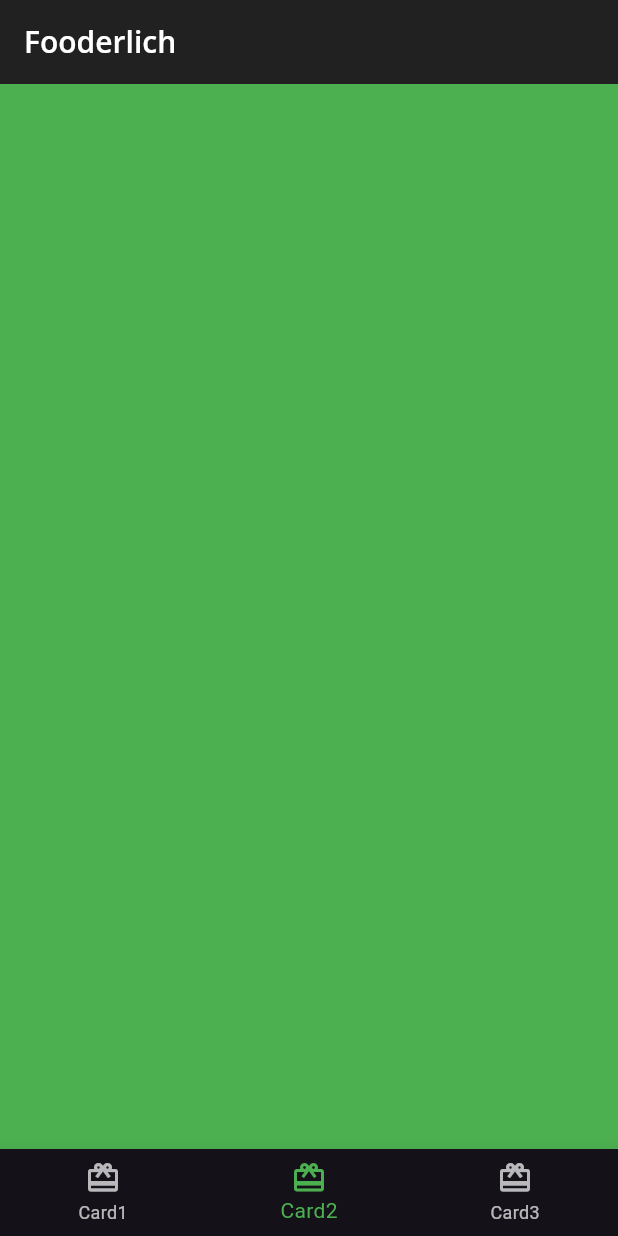
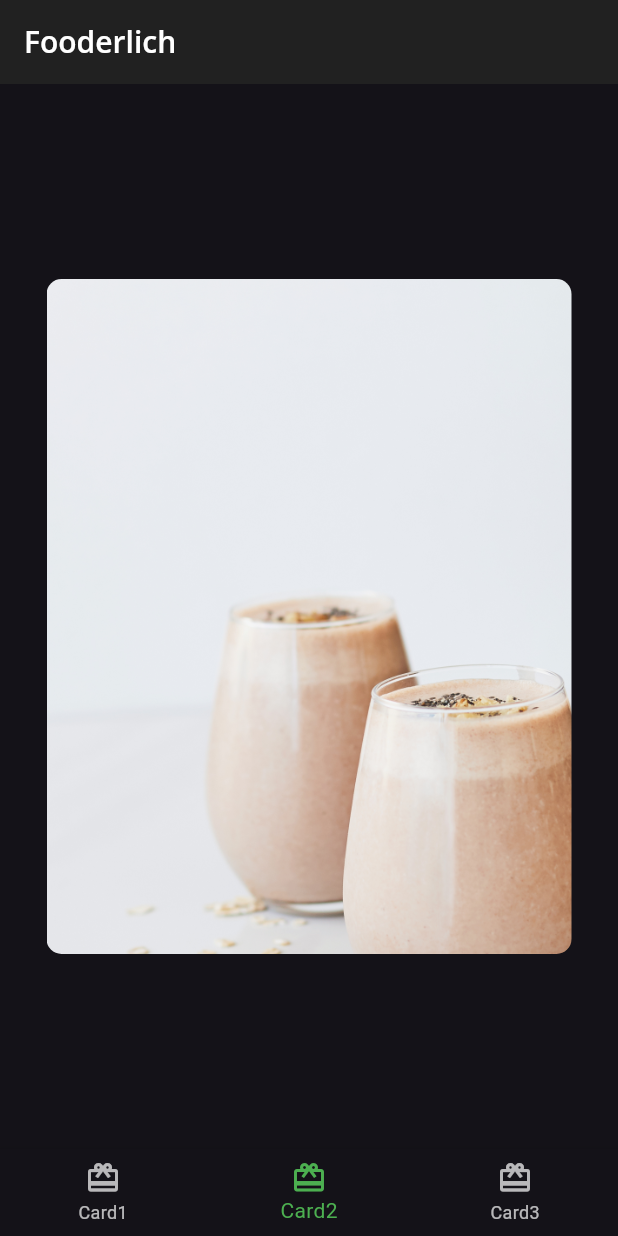
Before and after one commit to MichelePRC/kodeco-codelab2-fooderlich, a Flutter app: the screen it shows after launch, item 2 of the bottom bar chosen, on a phone screen of 412 x 824 dp. Run offline on Flutter 3.47's test engine with Material 3 defaults, Android fonts, the phone set to English and light mode, and no system bars; our stand-ins replace google_fonts.

Commit message:
card2 and circle_image added

```diff
--- /dev/null
+++ b/lib/card2.dart
@@ -0,0 +1,28 @@
+// ignore_for_file: prefer_const_constructors
+
+import 'package:flutter/material.dart';
+
+class Card2 extends StatelessWidget {
+  const Card2({super.key});
+
+  @override
+  Widget build(BuildContext context) {
+    return Center(
+      child: Container(
+        constraints: BoxConstraints.expand(width: 350, height: 450),
+        decoration: BoxDecoration(
+          image: DecorationImage(
+            image: AssetImage('assets/mag5.png'),
+            fit: BoxFit.cover,
+          ),
+          borderRadius: BorderRadius.all(Radius.circular(10)),
+        ),
+        child: Column(
+          children: const [
+            //TODO: aggiungere 2 widget text
+          ],
+        ),
+      ),
+    );
+  }
+}
--- a/lib/home.dart
+++ b/lib/home.dart
@@ -2,6 +2,7 @@
 
 import 'package:flutter/material.dart';
 import 'card1.dart';
+import 'card2.dart';
 
 class Home extends StatefulWidget {
   const Home({super.key});
@@ -16,9 +17,7 @@ class _HomeState extends State<Home> {
   static List<Widget> pages = <Widget>[
     //TO-DO Replace with Card1
     Card1(),
-    Container(
-      color: Colors.green,
-    ),
+    Card2(),
     Container(
       color: Colors.blue,
     ),
```
Also changed, not shown: lib/circle_image.dart (added, +24 -0 lines).
